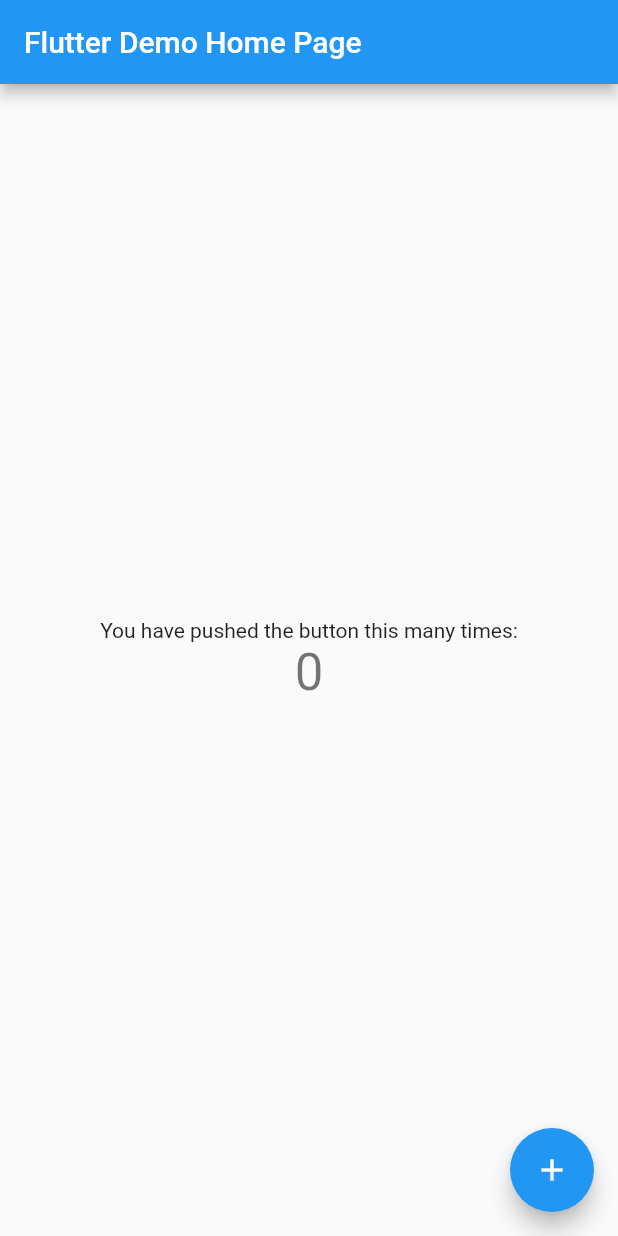
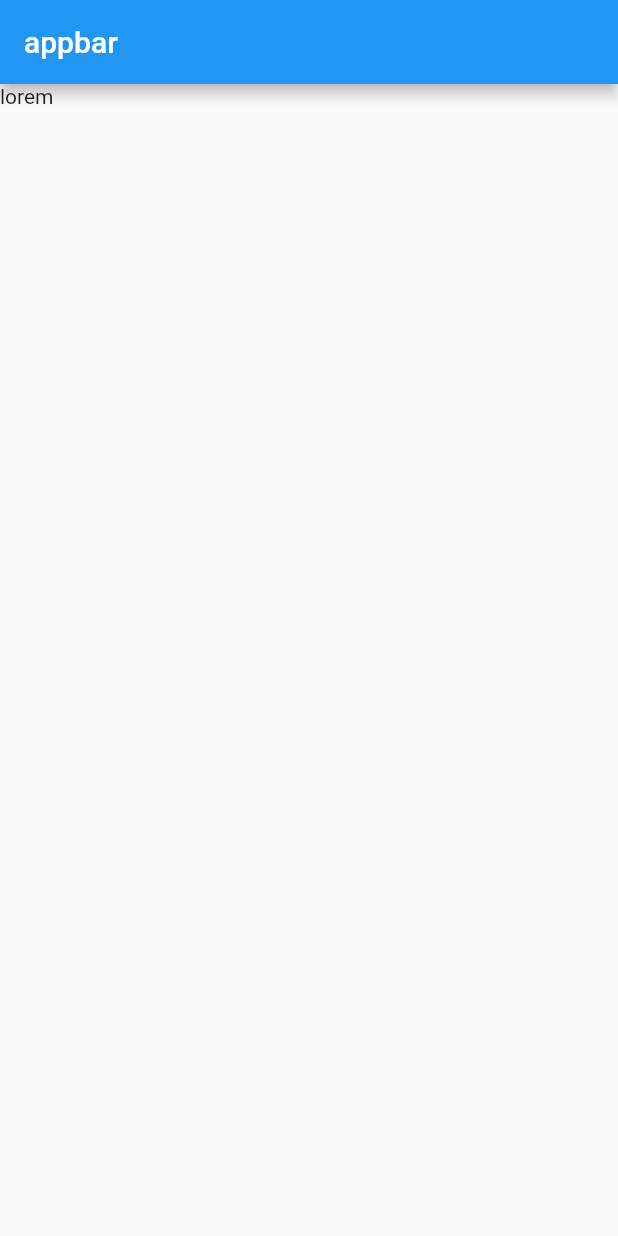
Before and after one commit to srajal-jain/Money-Manager, a Flutter app: the screen it shows after launch, on a phone screen of 412 x 824 dp. Run offline on Flutter 3.47's test engine with Material 2 defaults, Android fonts, the phone set to English and light mode, and no system bars.

Commit message:
intitial setup done

```diff
--- /dev/null
+++ b/lib/Screens/home_screen.dart
@@ -0,0 +1,20 @@
+// ignore_for_file: prefer_const_constructors
+import 'package:flutter/material.dart';
+
+class HomeScreen extends StatelessWidget {
+  const HomeScreen({Key? key}) : super(key: key);
+
+  @override
+  Widget build(BuildContext context) {
+    return Scaffold(
+      appBar: AppBar(
+        title: const Text('appbar'),
+      ),
+      body: Text(
+        'lorem',
+        style: const TextStyle(),
+      ),
+      //floatingActionButton: FloatingActionButton(onPressed: (){},),
+    );
+  }
+}
--- a/lib/main.dart
+++ b/lib/main.dart
@@ -1,115 +1,26 @@
+// ignore_for_file: prefer_const_constructors
 import 'package:flutter/material.dart';
+import 'package:flutter/services.dart';
+import 'package:money_manager/Screens/home_screen.dart';
 
 void main() {
+  SystemChrome.setSystemUIOverlayStyle(const SystemUiOverlayStyle(
+    statusBarColor: Colors.transparent,
+    systemNavigationBarColor: Colors.transparent,
+  ));
   runApp(const MyApp());
 }
 
 class MyApp extends StatelessWidget {
   const MyApp({Key? key}) : super(key: key);
 
-  // This widget is the root of your application.
   @override
   Widget build(BuildContext context) {
     return MaterialApp(
-      title: 'Flutter Demo',
-      theme: ThemeData(
-        // This is the theme of your application.
-        //
-        // Try running your application with "flutter run". You'll see the
-        // application has a blue toolbar. Then, without quitting the app, try
-        // changing the primarySwatch below to Colors.green and then invoke
-        // "hot reload" (press "r" in the console where you ran "flutter run",
-        // or simply save your changes to "hot reload" in a Flutter IDE).
-        // Notice that the counter didn't reset back to zero; the application
-        // is not restarted.
-        primarySwatch: Colors.blue,
-      ),
-      home: const MyHomePage(title: 'Flutter Demo Home Page'),
+      title: 'homepage',
+      debugShowCheckedModeBanner: false,
+      home: HomeScreen(),
+      //routes: {  targetscreen.routeName:(ctx)=>const targetscreen(),},
     );
   }
 }
-
-class MyHomePage extends StatefulWidget {
-  const MyHomePage({Key? key, required this.title}) : super(key: key);
-
-  // This widget is the home page of your application. It is stateful, meaning
-  // that it has a State object (defined below) that contains fields that affect
-  // how it looks.
-
-  // This class is the configuration for the state. It holds the values (in this
-  // case the title) provided by the parent (in this case the App widget) and
-  // used by the build method of the State. Fields in a Widget subclass are
-  // always marked "final".
-
-  final String title;
-
-  @override
-  State<MyHomePage> createState() => _MyHomePageState();
-}
-
-class _MyHomePageState extends State<MyHomePage> {
-  int _counter = 0;
-
-  void _incrementCounter() {
-    setState(() {
-      // This call to setState tells the Flutter framework that something has
-      // changed in this State, which causes it to rerun the build method below
-      // so that the display can reflect the updated values. If we changed
-      // _counter without calling setState(), then the build method would not be
-      // called again, and so nothing would appear to happen.
-      _counter++;
-    });
-  }
-
-  @override
-  Widget build(BuildContext context) {
-    // This method is rerun every time setState is called, for instance as done
-    // by the _incrementCounter method above.
-    //
-    // The Flutter framework has been optimized to make rerunning build methods
-    // fast, so that you can just rebuild anything that needs updating rather
-    // than having to individually change instances of widgets.
-    return Scaffold(
-      appBar: AppBar(
-        // Here we take the value from the MyHomePage object that was created by
-        // the App.build method, and use it to set our appbar title.
-        title: Text(widget.title),
-      ),
-      body: Center(
-        // Center is a layout widget. It takes a single child and positions it
-        // in the middle of the parent.
-        child: Column(
-          // Column is also a layout widget. It takes a list of children and
-          // arranges them vertically. By default, it sizes itself to fit its
-          // children horizontally, and tries to be as tall as its parent.
-          //
-          // Invoke "debug painting" (press "p" in the console, choose the
-          // "Toggle Debug Paint" action from the Flutter Inspector in Android
-          // Studio, or the "Toggle Debug Paint" command in Visual Studio Code)
-          // to see the wireframe for each widget.
-          //
-          // Column has various properties to control how it sizes itself and
-          // how it positions its children. Here we use mainAxisAlignment to
-          // center the children vertically; the main axis here is the vertical
-          // axis because Columns are vertical (the cross axis would be
-          // horizontal).
-          mainAxisAlignment: MainAxisAlignment.center,
-          children: <Widget>[
-            const Text(
-              'You have pushed the button this many times:',
-            ),
-            Text(
-              '$_counter',
-              style: Theme.of(context).textTheme.headline4,
-            ),
-          ],
-        ),
-      ),
-      floatingActionButton: FloatingActionButton(
-        onPressed: _incrementCounter,
-        tooltip: 'Increment',
-        child: const Icon(Icons.add),
-      ), // This trailing comma makes auto-formatting nicer for build methods.
-    );
-  }
-}
--- a/pubspec.yaml
+++ b/pubspec.yaml
@@ -18,7 +18,7 @@ publish_to: 'none' # Remove this line if you wish to publish to pub.dev
 version: 1.0.0+1
 
 environment:
-  sdk: ">=2.17.6 <3.0.0"
+  sdk: ">=2.17.1 <3.0.0"
 
 # Dependencies specify other packages that your package needs in order to work.
 # To automatically upgrade your package dependencies to the latest versions
```
Also changed, not shown: lib/Constants/colors.dart (added), pubspec.lock.
